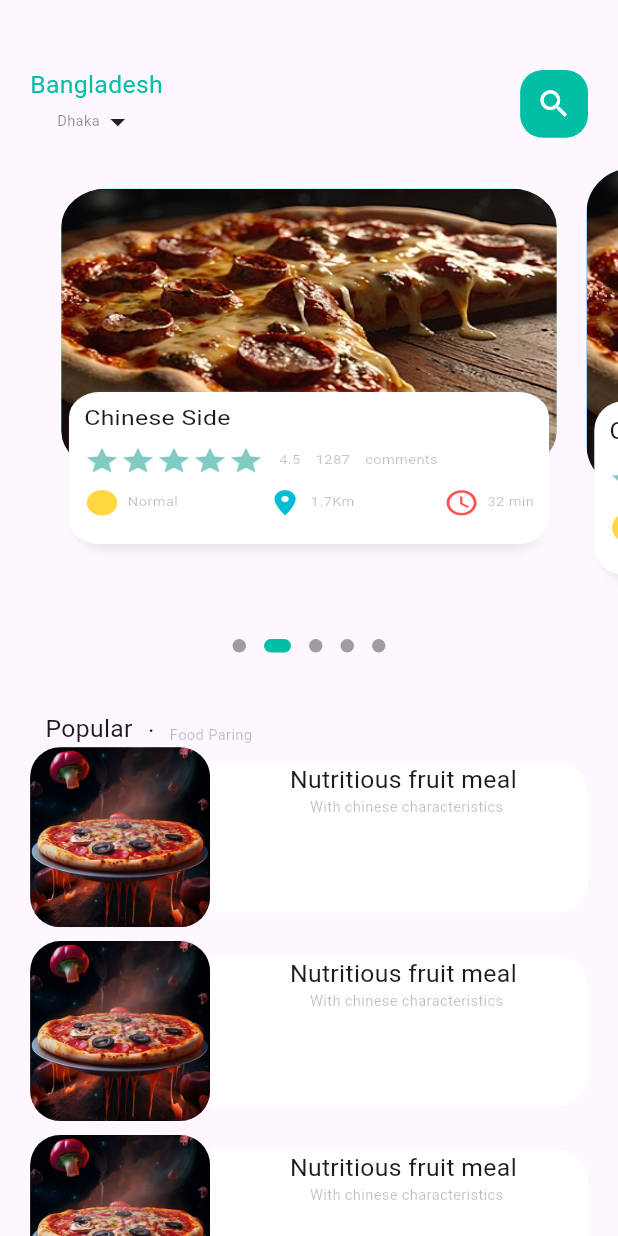
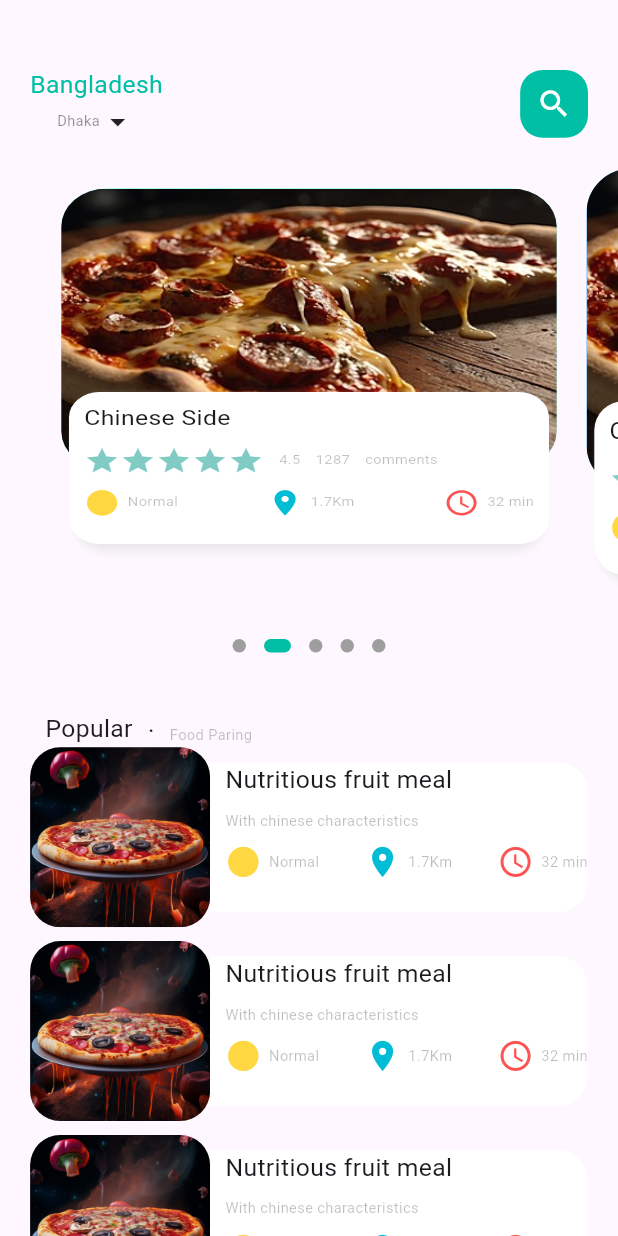
Before and after one commit to SabihaAkter25/Shop-App-with-Backend, a Flutter app: the screen it shows after launch, on a phone screen of 412 x 824 dp. Run offline on Flutter 3.47's test engine with Material 3 defaults, Android fonts, the phone set to English and light mode, and no system bars; drawn by our look-alikes of dots_indicator; our stand-ins replace get.

```diff
--- a/lib/home/food_page_body.dart
+++ b/lib/home/food_page_body.dart
@@ -122,10 +122,33 @@ class _FoodPageBodyState extends State<FoodPageBody> {
                         ),
                      child: Padding(padding: EdgeInsets.only(left: Dimantions.width10),
                      child: Column(
+                       crossAxisAlignment:CrossAxisAlignment.start,
+                       mainAxisAlignment:MainAxisAlignment.start,
                        children: [
                          BigText(text: "Nutritious fruit meal "),
+                       SizedBox(height: Dimantions.height10,),
                          SmallText(text: "With chinese characteristics"),
-
+                         SizedBox(height: Dimantions.height10,),
+                         Row(
+                           mainAxisAlignment: MainAxisAlignment.spaceBetween,
+                           children: [
+                             IconAndText(
+                               icon: Icons.circle_rounded,
+                               text: "Normal",
+                               iconColor: Colors.amberAccent,
+                             ),
+                             IconAndText(
+                               icon: Icons.location_on_sharp,
+                               text: "1.7Km",
+                               iconColor: Colors.cyan,
+                             ),
+                             IconAndText(
+                               icon: Icons.access_time,
+                               text: "32 min",
+                               iconColor: Colors.redAccent,
+                             ),
+                           ],
+                         ),
                        ],
                      ),
                      ),
```
